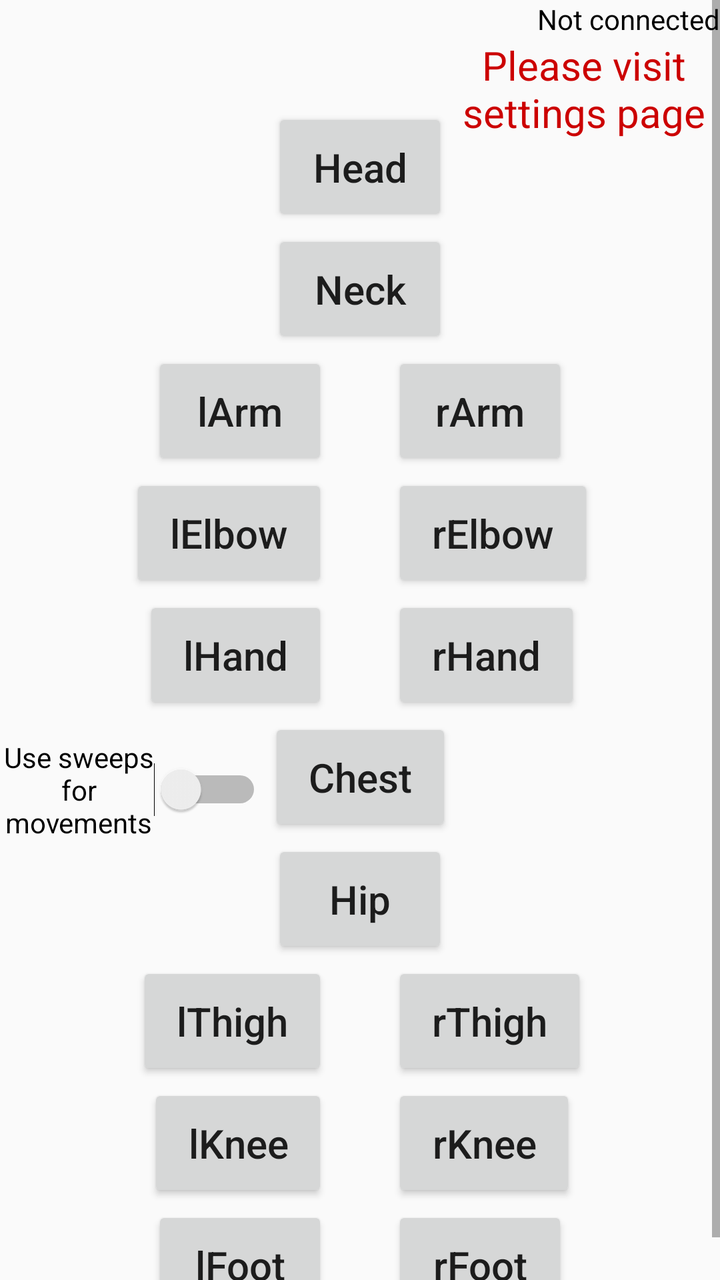
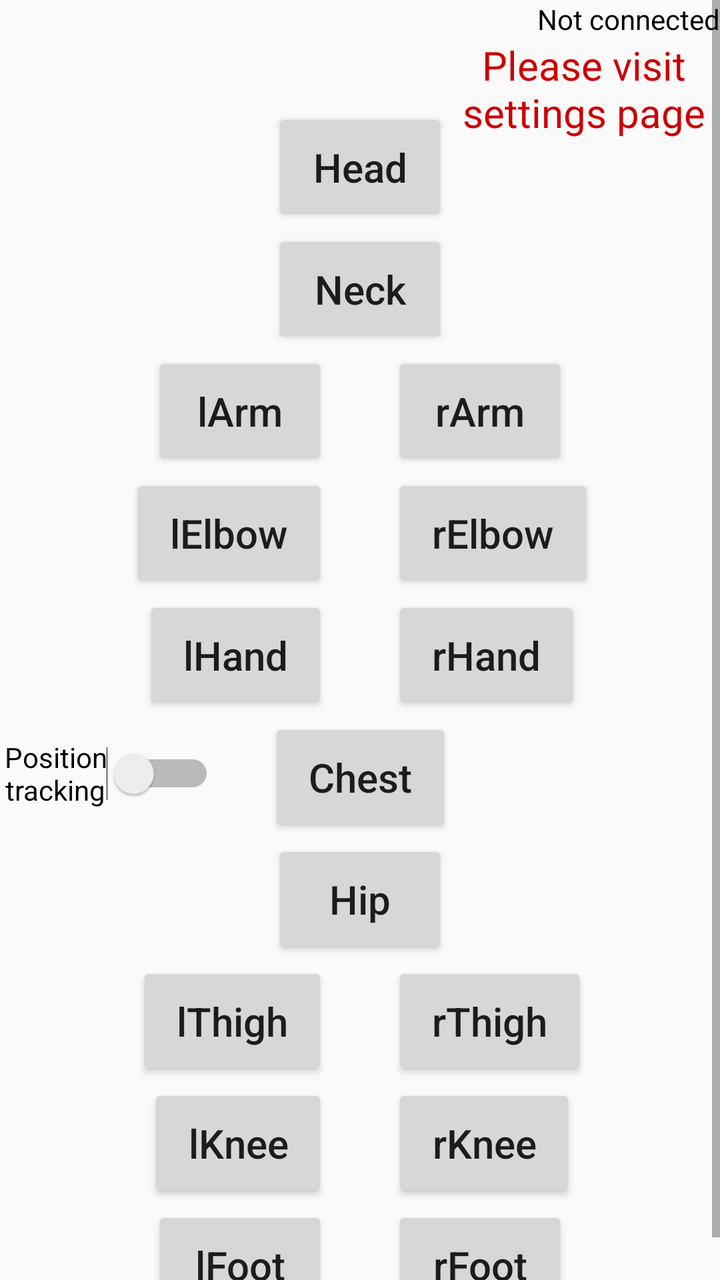

Two renders of the same Android screen: before a commit and after it. Below are the layout's source before the change and the commit's diff.
<!-- AndroidManifest.xml: application theme AppTheme -->
<!-- res/layout/activity_main.xml -->
<?xml version="1.0" encoding="utf-8"?>
<ScrollView xmlns:android="http://schemas.android.com/apk/res/android"
    xmlns:app="http://schemas.android.com/apk/res-auto"
    xmlns:tools="http://schemas.android.com/tools"
    android:id="@+id/controllerScroll"
    android:layout_width="match_parent"
    android:layout_height="match_parent"
    android:fillViewport="true"
    tools:context=".MainActivity">

<android.support.constraint.ConstraintLayout
    android:layout_width="match_parent"
    android:layout_height="wrap_content">

    <TextView
        android:id="@+id/sensorStatusText"
        android:layout_width="0dp"
        android:layout_height="wrap_content"
        android:text="Magnetometer is not calibrated: 0/3"

        android:textColor="@android:color/holo_red_dark"
        app:layout_constraintRight_toRightOf="parent"
        app:layout_constraintLeft_toLeftOf="parent"
        app:layout_constraintTop_toBottomOf="@id/connectedToText"
        android:visibility="invisible"
        />

    <TextView
        android:id="@+id/connectedToText"
        android:layout_width="match_parent"
        android:layout_height="wrap_content"
        android:text="Not connected"
        android:gravity="right"

        android:textColor="@android:color/black"
        app:layout_constraintRight_toRightOf="parent"
        app:layout_constraintLeft_toLeftOf="parent"
        app:layout_constraintTop_toTopOf="parent"
        android:visibility="visible"
        />

    <TextView
        android:id="@+id/pleaseSetDirection"
        android:layout_width="wrap_content"
        android:layout_height="wrap_content"
        android:text="Please visit\nsettings page"
        android:gravity="center"
        android:textSize="20dp"

        android:textColor="@android:color/holo_red_dark"
        app:layout_constraintLeft_toRightOf="@+id/buttonEngageHead"
        app:layout_constraintRight_toRightOf="parent"
        app:layout_constraintTop_toBottomOf="@+id/connectedToText"
        android:visibility="visible"
        />


    <Button
        android:id="@+id/buttonEngageHead"
        android:layout_width="wrap_content"
        android:layout_height="wrap_content"
        android:layout_marginTop="16dp"
        android:text="Head"
        android:textAllCaps="false"
        android:textSize="20dp"
        android:paddingTop="16dp"
        android:paddingBottom="16dp"
        android:paddingLeft="20dp"
        android:paddingRight="20dp"
        app:layout_constraintEnd_toEndOf="parent"
        app:layout_constraintStart_toStartOf="parent"
        app:layout_constraintTop_toBottomOf="@id/sensorStatusText" />

    <Button
        android:id="@+id/buttonEngageNeck"
        android:layout_width="wrap_content"
        android:layout_height="wrap_content"
        android:layout_marginTop="2dp"
        android:text="Neck"
        android:textAllCaps="false"
        android:textSize="20dp"
        android:paddingTop="16dp"
        android:paddingBottom="16dp"
        android:paddingLeft="20dp"
        android:paddingRight="20dp"
        app:layout_constraintStart_toStartOf="parent"
        app:layout_constraintEnd_toEndOf="parent"
        app:layout_constraintTop_toBottomOf="@+id/buttonEngageHead"
        />

    <android.support.constraint.Guideline
        android:id="@+id/verticalGuideline"
        android:layout_width="wrap_content"
        android:layout_height="wrap_content"
        android:orientation="vertical"
        app:layout_constraintGuide_percent="0.5" />

    <Button
        android:id="@+id/buttonEngageLArm"
        android:layout_width="wrap_content"
        android:layout_height="wrap_content"
        android:text="lArm"
        android:textAllCaps="false"
        android:layout_marginTop="2dp"
        android:layout_marginRight="16dp"
        app:layout_constraintTop_toBottomOf="@+id/buttonEngageNeck"
        app:layout_constraintRight_toLeftOf="@id/verticalGuideline"
        android:textSize="20dp"
        android:paddingTop="16dp"
        android:paddingBottom="16dp"
        android:paddingLeft="20dp"
        android:paddingRight="20dp"
        />

    <Button
        android:id="@+id/buttonEngageLElbow"
        android:layout_width="wrap_content"
        android:layout_height="wrap_content"
        android:text="lElbow"
        android:textAllCaps="false"
        android:layout_marginTop="2dp"
        android:layout_marginRight="16dp"
        app:layout_constraintTop_toBottomOf="@+id/buttonEngageLArm"
        app:layout_constraintRight_toLeftOf="@id/verticalGuideline"
        android:textSize="20dp"
        android:paddingTop="16dp"
        android:paddingBottom="16dp"
        android:paddingLeft="20dp"
        android:paddingRight="20dp"
        />

    <Button
        android:id="@+id/buttonEngageLHand"
        android:layout_width="wrap_content"
        android:layout_height="wrap_content"
        android:text="lHand"
        android:textAllCaps="false"
        android:layout_marginTop="2dp"
        android:layout_marginRight="16dp"
        app:layout_constraintTop_toBottomOf="@+id/buttonEngageLElbow"
        app:layout_constraintRight_toLeftOf="@id/verticalGuideline"
        android:textSize="20dp"
        android:paddingTop="16dp"
        android:paddingBottom="16dp"
        android:paddingLeft="20dp"
        android:paddingRight="20dp"
        />

    <Button
        android:id="@+id/buttonEngageRArm"
        android:layout_width="wrap_content"
        android:layout_height="wrap_content"
        android:text="rArm"
        android:textAllCaps="false"
        android:layout_marginTop="2dp"
        android:layout_marginLeft="16dp"
        app:layout_constraintTop_toBottomOf="@+id/buttonEngageNeck"
        app:layout_constraintLeft_toRightOf="@id/verticalGuideline"
        android:textSize="20dp"
        android:paddingTop="16dp"
        android:paddingBottom="16dp"
        android:paddingLeft="20dp"
        android:paddingRight="20dp"
        />

    <Button
        android:id="@+id/buttonEngageRElbow"
        android:layout_width="wrap_content"
        android:layout_height="wrap_content"
        android:text="rElbow"
        android:textAllCaps="false"
        android:layout_marginTop="2dp"
        android:layout_marginLeft="16dp"
        app:layout_constraintTop_toBottomOf="@+id/buttonEngageRArm"
        app:layout_constraintLeft_toRightOf="@id/verticalGuideline"
        android:textSize="20dp"
        android:paddingTop="16dp"
        android:paddingBottom="16dp"
        android:paddingLeft="20dp"
        android:paddingRight="20dp"
        />

    <Button
        android:id="@+id/buttonEngageRHand"
        android:layout_width="wrap_content"
        android:layout_height="wrap_content"
        android:text="rHand"
        android:textAllCaps="false"
        android:layout_marginTop="2dp"
        android:layout_marginLeft="16dp"
        app:layout_constraintTop_toBottomOf="@+id/buttonEngageRElbow"
        app:layout_constraintLeft_toRightOf="@id/verticalGuideline"
        android:textSize="20dp"
        android:paddingTop="16dp"
        android:paddingBottom="16dp"
        android:paddingLeft="20dp"
        android:paddingRight="20dp"
        />

    <Button
        android:id="@+id/buttonEngageChest"
        android:layout_width="wrap_content"
        android:layout_height="wrap_content"
        android:text="Chest"
        android:textAllCaps="false"
        app:layout_constraintTop_toBottomOf="@+id/buttonEngageLHand"
        android:layout_marginTop="2dp"
        app:layout_constraintStart_toStartOf="parent"
        app:layout_constraintEnd_toEndOf="parent"

        android:textSize="20dp"
        android:paddingTop="16dp"
        android:paddingBottom="16dp"
        android:paddingLeft="20dp"
        android:paddingRight="20dp"
        />

    <Button
        android:id="@+id/buttonEngageHip"
        android:layout_width="wrap_content"
        android:layout_height="wrap_content"
        android:text="Hip"
        android:textAllCaps="false"
        app:layout_constraintTop_toBottomOf="@+id/buttonEngageChest"
        android:layout_marginTop="2dp"
        app:layout_constraintStart_toStartOf="parent"
        app:layout_constraintEnd_toEndOf="parent"

        android:textSize="20dp"
        android:paddingTop="16dp"
        android:paddingBottom="16dp"
        android:paddingLeft="20dp"
        android:paddingRight="20dp"
        />

    <Button
        android:id="@+id/buttonEngageLThigh"
        android:layout_width="wrap_content"
        android:layout_height="wrap_content"
        android:text="lThigh"
        android:textAllCaps="false"
        android:layout_marginTop="2dp"
        android:layout_marginRight="16dp"
        app:layout_constraintTop_toBottomOf="@+id/buttonEngageHip"
        app:layout_constraintRight_toLeftOf="@id/verticalGuideline"

        android:textSize="20dp"
        android:paddingTop="16dp"
        android:paddingBottom="16dp"
        android:paddingLeft="20dp"
        android:paddingRight="20dp"
        />

    <Button
        android:id="@+id/buttonEngageRThigh"
        android:layout_width="wrap_content"
        android:layout_height="wrap_content"
        android:text="rThigh"
        android:textAllCaps="false"
        android:layout_marginTop="2dp"
        android:layout_marginLeft="16dp"
        app:layout_constraintTop_toBottomOf="@+id/buttonEngageHip"
        app:layout_constraintLeft_toRightOf="@id/verticalGuideline"

        android:textSize="20dp"
        android:paddingTop="16dp"
        android:paddingBottom="16dp"
        android:paddingLeft="20dp"
        android:paddingRight="20dp"
        />

    <Button
        android:id="@+id/buttonEngageLKnee"
        android:layout_width="wrap_content"
        android:layout_height="wrap_content"
        android:text="lKnee"
        android:textAllCaps="false"
        android:layout_marginTop="2dp"
        android:layout_marginRight="16dp"
        app:layout_constraintTop_toBottomOf="@+id/buttonEngageLThigh"
        app:layout_constraintRight_toLeftOf="@id/verticalGuideline"

        android:textSize="20dp"
        android:paddingTop="16dp"
        android:paddingBottom="16dp"
        android:paddingLeft="20dp"
        android:paddingRight="20dp"
        />

    <Button
        android:id="@+id/buttonEngageRKnee"
        android:layout_width="wrap_content"
        android:layout_height="wrap_content"
        android:text="rKnee"
        android:textAllCaps="false"
        android:layout_marginTop="2dp"
        android:layout_marginLeft="16dp"
        app:layout_constraintTop_toBottomOf="@+id/buttonEngageRThigh"
        app:layout_constraintLeft_toRightOf="@id/verticalGuideline"

        android:textSize="20dp"
        android:paddingTop="16dp"
        android:paddingBottom="16dp"
        android:paddingLeft="20dp"
        android:paddingRight="20dp"
        />

    <Button
        android:id="@+id/buttonEngageLFoot"
        android:layout_width="wrap_content"
        android:layout_height="wrap_content"
        android:text="lFoot"
        android:textAllCaps="false"
        android:layout_marginTop="2dp"
        android:layout_marginRight="16dp"
        app:layout_constraintTop_toBottomOf="@+id/buttonEngageLKnee"
        app:layout_constraintRight_toLeftOf="@id/verticalGuideline"

        android:textSize="20dp"
        android:paddingTop="16dp"
        android:paddingBottom="16dp"
        android:paddingLeft="20dp"
        android:paddingRight="20dp"
        />

    <Button
        android:id="@+id/buttonEngageRFoot"
        android:layout_width="wrap_content"
        android:layout_height="wrap_content"
        android:text="rFoot"
        android:textAllCaps="false"
        android:layout_marginTop="2dp"
        android:layout_marginLeft="16dp"
        app:layout_constraintTop_toBottomOf="@+id/buttonEngageRKnee"
        app:layout_constraintLeft_toRightOf="@id/verticalGuideline"

        android:textSize="20dp"
        android:paddingTop="16dp"
        android:paddingBottom="16dp"
        android:paddingLeft="20dp"
        android:paddingRight="20dp"
        />

    
    <Switch
        android:id="@+id/switchMoveSweeps"
        android:layout_width="wrap_content"
        android:layout_height="wrap_content"
        android:text="Use sweeps\nfor\nmovements"
        android:gravity="center"
        android:checked="false"

        android:textSize="14dp"
        android:layout_marginTop="8dp"
        android:paddingLeft="2dp"
        android:paddingTop="2dp"
        android:paddingBottom="2dp"
        app:layout_constraintLeft_toLeftOf="parent"
        app:layout_constraintTop_toTopOf="@+id/buttonEngageChest"
        />



</android.support.constraint.ConstraintLayout>
</ScrollView>
<!-- resources referenced by this layout -->
<resources>
  <style name="AppTheme" parent="Theme.AppCompat.Light.DarkActionBar">
          
          <item name="colorPrimary">@color/colorPrimary</item>
          <item name="colorPrimaryDark">@color/colorPrimaryDark</item>
          <item name="colorAccent">@color/colorAccent</item>
      </style>
  <color name="colorPrimary">#3F51B5</color>
  <color name="colorPrimaryDark">#303F9F</color>
  <color name="colorAccent">#FF4081</color>
</resources>

<!-- the commit's change to res/layout/activity_main.xml (unified diff, before → after) -->
@@ -343,10 +343,10 @@
 
     
     <Switch
-        android:id="@+id/switchMoveSweeps"
-        android:layout_width="wrap_content"
-        android:layout_height="wrap_content"
-        android:text="Use sweeps\nfor\nmovements"
+        android:id="@+id/switchPositionTracking"
+        android:layout_width="wrap_content"
+        android:layout_height="wrap_content"
+        android:text="Position\ntracking"
         android:gravity="center"
         android:checked="false"
 
